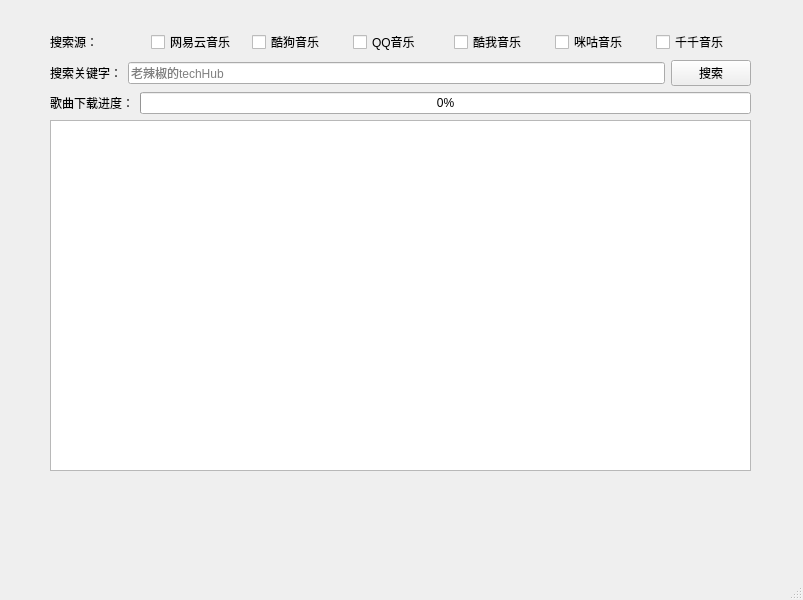
Old version of the form auto-script/gui/music_loader/music_loader_gui.ui in the repository songzigg/python-learn.
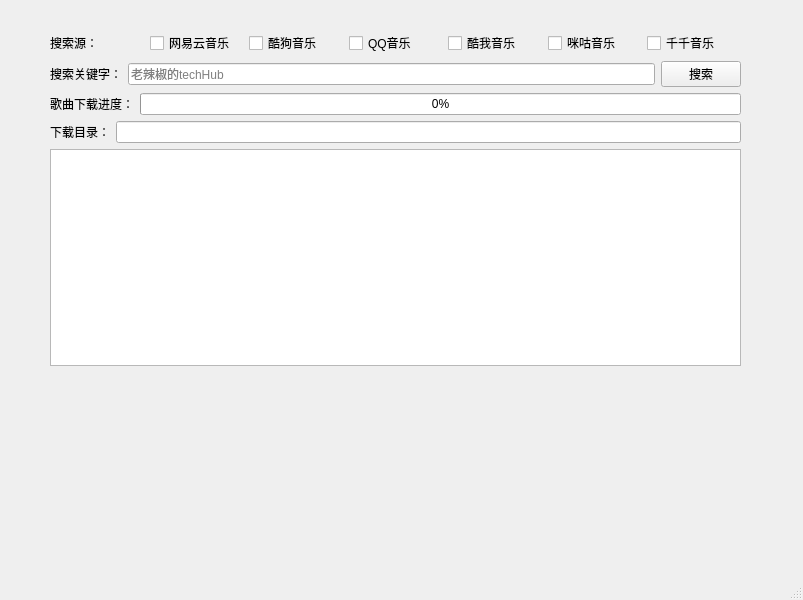
New version of the form.

Commit message: 客户端增加生成目录选择

```diff
--- a/auto-script/gui/music_loader/music_loader_gui.ui
+++ b/auto-script/gui/music_loader/music_loader_gui.ui
@@ -14,16 +14,16 @@
    <string>MainWindow</string>
   </property>
   <widget class="QWidget" name="centralwidget">
-   <widget class="QWidget" name="layoutWidget">
+   <widget class="QWidget" name="">
     <property name="geometry">
      <rect>
       <x>50</x>
-      <y>30</y>
-      <width>701</width>
-      <height>441</height>
+      <y>31</y>
+      <width>691</width>
+      <height>335</height>
      </rect>
     </property>
-    <layout class="QVBoxLayout" name="verticalLayout_2">
+    <layout class="QVBoxLayout" name="verticalLayout_3">
      <item>
       <layout class="QVBoxLayout" name="verticalLayout">
        <item>
@@ -124,6 +124,24 @@
        </item>
       </layout>
      </item>
+     <item>
+      <layout class="QHBoxLayout" name="horizontalLayout_4">
+       <item>
+        <layout class="QVBoxLayout" name="verticalLayout_2">
+         <item>
+          <widget class="QLabel" name="label_4">
+           <property name="text">
+            <string>下载目录：</string>
+           </property>
+          </widget>
+         </item>
+        </layout>
+       </item>
+       <item>
+        <widget class="QLineEdit" name="lineEdit_2"/>
+       </item>
+      </layout>
+     </item>
      <item>
       <widget class="QTableWidget" name="tableWidget">
        <property name="sortingEnabled">
```
The commit also changes 2 other files.
